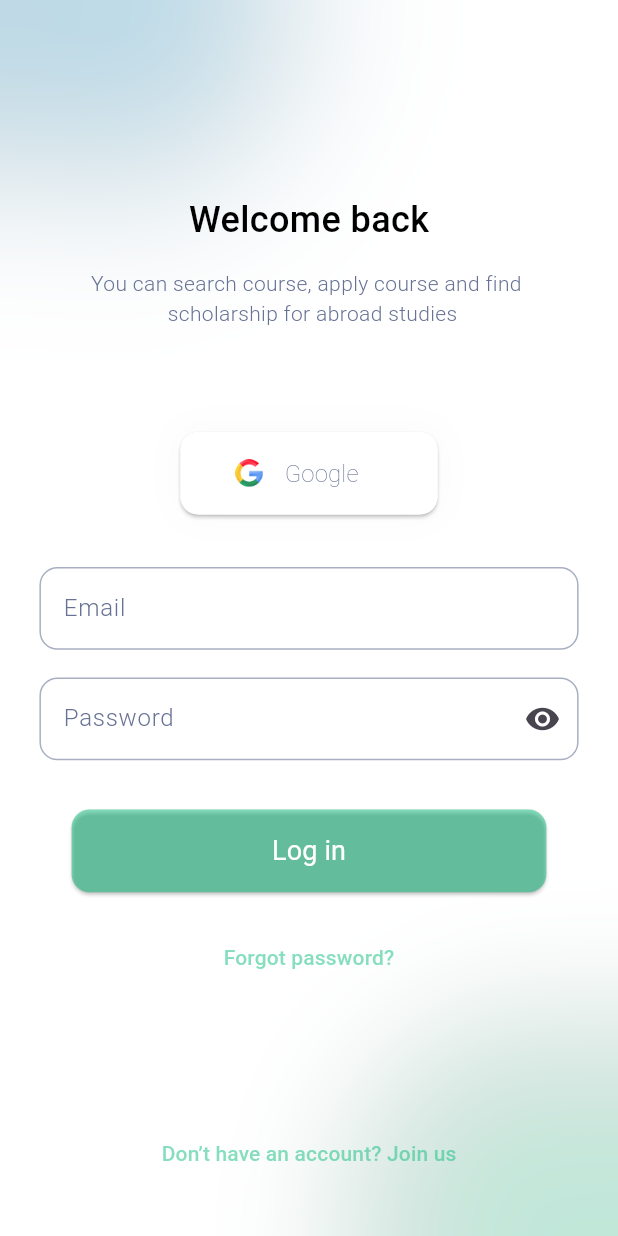
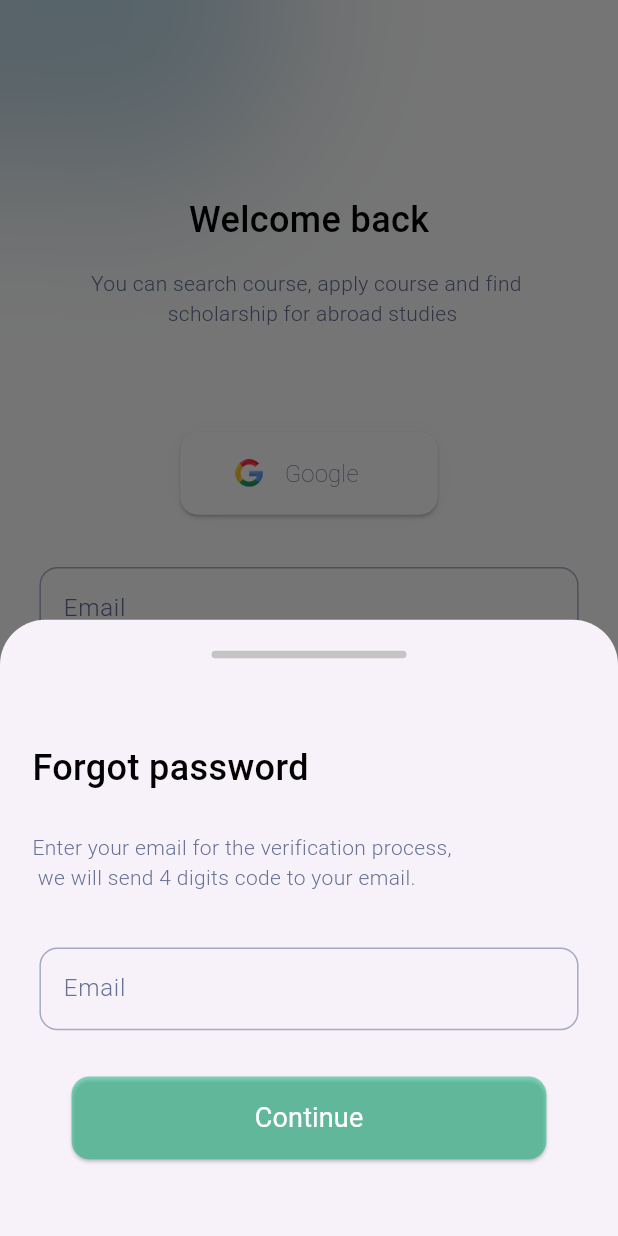
Before and after one commit to amradi6/salamtak, a Flutter app: the LoginScreen screen opened by its route, after a tap on "Forgot password?", on a phone screen of 412 x 824 dp. Run offline on Flutter 3.47's test engine with Material 3 defaults, Android fonts, the light colour scheme and no system bars; Roboto replaces fonts that are missing (Rubik).

Commit message:
feat: Implement Forgot Password screen and navigation
This commit introduces:
- A `ForgotScreen` that displays as a modal bottom sheet.
- The screen includes:
    - A title "Forgot password".
    - Instructional text for the email verification process.
    - An email input field (`CustomTextFormField`).
    - A "Continue" button (`CustomElevatedButton`).
- Navigation from the "Forgot password?" text button on the `LoginScreen` to display the `ForgotScreen`.
- Navigation from the "Don’t have an account? Join us" text button on the `LoginScreen` to the `/Signup` route.

```diff
--- /dev/null
+++ b/frontend/salamtak/lib/features/auth/views/forgot_screen.dart
@@ -0,0 +1,76 @@
+import 'package:flutter/material.dart';
+import 'package:salamtak/features/auth/widgets/custom_elevated_button.dart';
+import 'package:salamtak/features/auth/widgets/custom_text_form_field.dart';
+
+class ForgotScreen {
+  static void showForgotPasswordSheet(BuildContext context) {
+    final Size size=MediaQuery.of(context).size ;
+    showModalBottomSheet(
+      context: context,
+      isScrollControlled: true,
+      shape: RoundedRectangleBorder(
+        borderRadius: BorderRadius.vertical(top: Radius.circular(30)),
+      ),
+      builder: (context) => SizedBox(
+        width: double.infinity,
+        child: Column(
+          crossAxisAlignment: CrossAxisAlignment.center,
+          mainAxisSize: MainAxisSize.min,
+          children: [
+            SizedBox(height: size.height*0.025),
+            Center(
+              child: Container(
+                width: 130,
+                height: 5,
+                decoration: BoxDecoration(
+                  color: Color(0XFFC4C4C4),
+                  borderRadius: BorderRadius.circular(6),
+                ),
+              ),
+            ),
+            SizedBox(height: size.height*0.0682975),
+            Padding(
+              padding: EdgeInsets.only(left:size.width*0.05208333),
+              child: SizedBox(
+                width: double.infinity,
+                child: Column(
+                  crossAxisAlignment: CrossAxisAlignment.start,
+                  children: [
+                    Text(
+                      "Forgot password",
+                      style: TextStyle(
+                            fontSize: 24,
+                            fontWeight: FontWeight.w500,
+                            color: Color(0XFF000000),
+                            fontFamily: "Rubik",
+                          ),
+                        ),
+                    SizedBox(height: size.height*0.03125),
+                    Text(
+                      "Enter your email for the verification process, \n we will send 4 digits code to your email.",
+                      style: TextStyle(
+                          color: Color(0XFF677294),
+                          fontSize: 14,
+                          fontWeight: FontWeight.w300,
+                          fontFamily: "Rubik"
+                      ),
+                    ),
+                    SizedBox(height: size.height*0.044703837),
+                  ],
+                ),
+              ),
+            ),
+            CustomTextFormField(
+              size: size,
+              keyboardType: TextInputType.emailAddress,
+              hintText: "Email",
+            ),
+            SizedBox(height: size.height*0.03725319),
+            CustomElevatedButton(size: size,text: "Continue",onPressed: () {},),
+            SizedBox(height: size.height*0.0620886),
+          ],
+        ),
+      ),
+    );
+  }
+}
--- a/frontend/salamtak/lib/features/auth/views/login_screen.dart
+++ b/frontend/salamtak/lib/features/auth/views/login_screen.dart
@@ -1,6 +1,7 @@
 import 'dart:ui';
 
 import 'package:flutter/material.dart';
+import 'package:salamtak/features/auth/views/forgot_screen.dart';
 import 'package:salamtak/features/auth/widgets/auth_with_google.dart';
 import 'package:salamtak/features/auth/widgets/custom_elevated_button.dart';
 import 'package:salamtak/features/auth/widgets/custom_text_button.dart';
@@ -132,9 +133,13 @@ class LoginScreen extends StatelessWidget {
                   SizedBox(height: size.height*0.0397367),
                   CustomElevatedButton(onPressed: () {}, text: "Log in", size: size),
                   SizedBox(height: size.height*0.023593),
-                  CustomTextButton(text: "Forgot password?", onPressed: () {},),
+                  CustomTextButton(text: "Forgot password?", onPressed: () {
+                    ForgotScreen.showForgotPasswordSheet(context);
+                  },),
                   SizedBox(height: size.height*0.1),
-                  CustomTextButton(text: "Don’t have an account? Join us", onPressed: () {},),
+                  CustomTextButton(text: "Don’t have an account? Join us", onPressed: () {
+                    Navigator.pushNamed(context, "/Signup");
+                  },),
                 ],
               ),
             ),
```
